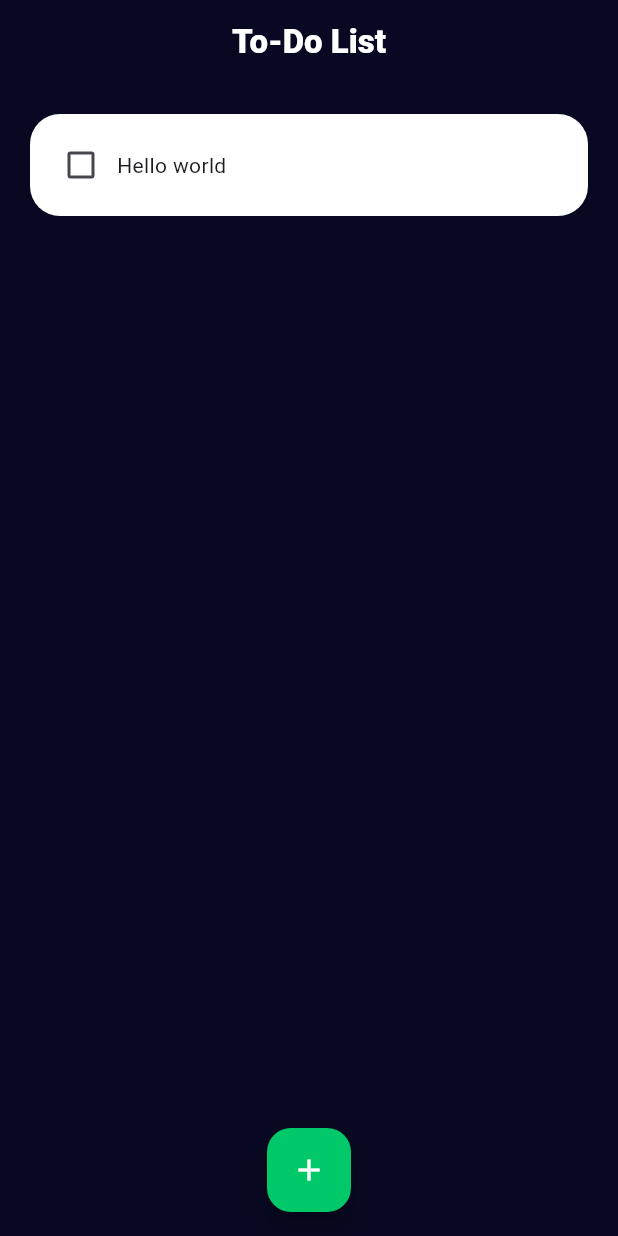
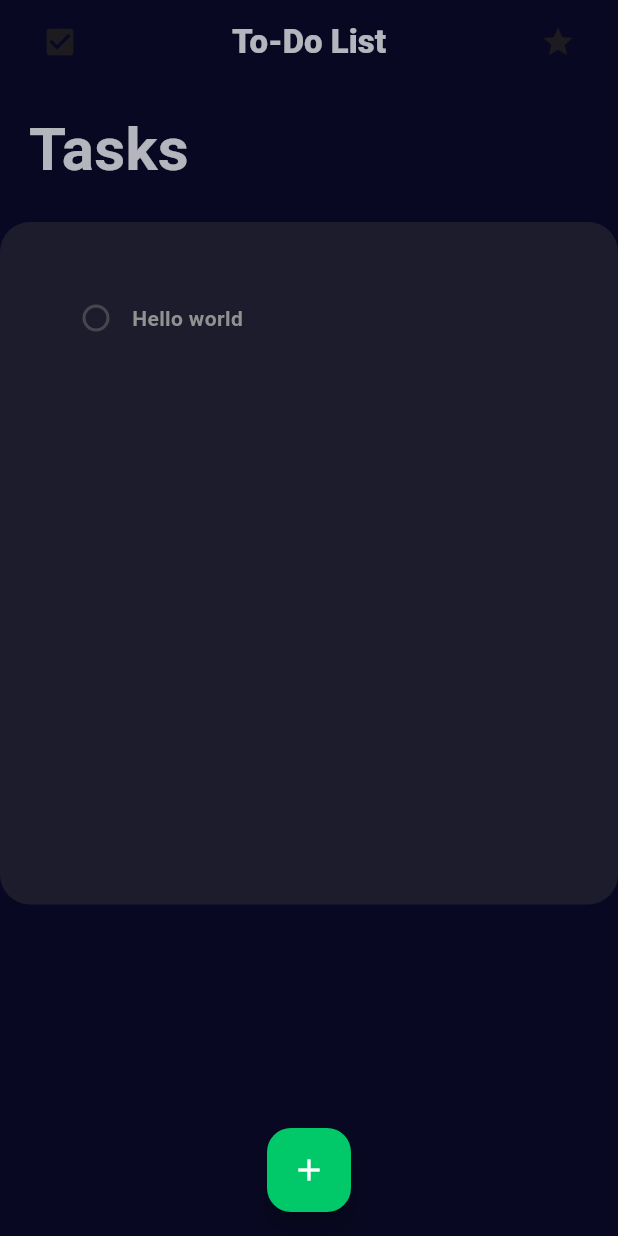
Before and after one commit to CodeIE000/To_Do_List, a Flutter app: the screen it shows after launch, after a tap on "Be Productive!", on a phone screen of 412 x 824 dp. Run offline on Flutter 3.47's test engine with Material 3 defaults, Android fonts, the phone set to English and light mode, and no system bars; drawn by our look-alikes of flutter_slidable.

Commit message:
added favorite and checked tasks pages

```diff
--- /dev/null
+++ b/lib/pages/favorites.dart
@@ -0,0 +1,15 @@
+import 'package:flutter/material.dart';
+
+class Favorites extends StatefulWidget {
+  const Favorites({super.key});
+
+  @override
+  State<Favorites> createState() => _FavoritesState();
+}
+
+class _FavoritesState extends State<Favorites> {
+  @override
+  Widget build(BuildContext context) {
+    return const Placeholder();
+  }
+}
--- /dev/null
+++ b/lib/pages/finished_tasks.dart
@@ -0,0 +1,15 @@
+import 'package:flutter/material.dart';
+
+class FinishedTasks extends StatefulWidget {
+  const FinishedTasks({super.key});
+
+  @override
+  State<FinishedTasks> createState() => _FinishedTasksState();
+}
+
+class _FinishedTasksState extends State<FinishedTasks> {
+  @override
+  Widget build(BuildContext context) {
+    return const Placeholder();
+  }
+}
--- a/lib/pages/home.dart
+++ b/lib/pages/home.dart
@@ -1,4 +1,6 @@
 import 'package:flutter/material.dart';
+import 'package:todolist_app/pages/favorites.dart';
+import 'package:todolist_app/pages/finished_tasks.dart';
 import 'package:todolist_app/theme/colors.dart';
 import 'package:todolist_app/utilities/dialog_box.dart';
 import 'package:todolist_app/utilities/list_box.dart';
@@ -64,16 +66,60 @@ class _HomeState extends State<Home> {
           backgroundColor: Colors.transparent,
           elevation: 0,
           automaticallyImplyLeading: false,
-        title: const Center(
-          child: Text(
+          title: Row(
+            mainAxisAlignment: MainAxisAlignment.spaceBetween,
+            children: [
+              IconButton(
+                onPressed: () => Navigator.push(
+                  context,
+                  MaterialPageRoute(
+                    builder: (context) => const FinishedTasks(),
+                  ),
+                ),
+                icon: const Icon(
+                  Icons.check_box,
+                ),
+              ),
+              const Text(
                 "To-Do List",
                 style: TextStyle(
-                color: Color.fromRGBO(255, 255, 255, 1),
-                fontWeight: FontWeight.w900),
+                    color: Colors.white70, fontWeight: FontWeight.w900),
+              ),
+              IconButton(
+                onPressed: () => Navigator.push(
+                  context,
+                  MaterialPageRoute(
+                    builder: (context) => const Favorites(),
                   ),
                 ),
+                icon: const Icon(
+                  Icons.star,
                 ),
-      body: ListView.builder(
+              ),
+            ],
+          )),
+      body: Column(
+        crossAxisAlignment: CrossAxisAlignment.start,
+        children: [
+          const SizedBox(
+            height: 15,
+          ),
+          const Text(
+            "  Tasks",
+            style: TextStyle(
+                color: Colors.white70,
+                fontSize: 40,
+                fontWeight: FontWeight.bold),
+          ),
+          Padding(
+            padding: const EdgeInsets.symmetric(vertical: 20),
+            child: Container(
+              decoration: BoxDecoration(
+                  color: subBackgroundColor,
+                  borderRadius: BorderRadius.circular(20)),
+              height: 455,
+              padding: const EdgeInsets.all(10),
+              child: ListView.builder(
                 itemCount: listContent.length,
                 itemBuilder: (context, index) => ListBox(
                   checkedBox: listContent[index][0],
@@ -81,6 +127,10 @@ class _HomeState extends State<Home> {
                   onChanged: (value) => checkboxClicked(value, index),
                   deleteTask: (context) => deleteTask(index),
                 ),
+              ),
+            ),
+          ),
+        ],
       ),
       floatingActionButtonLocation: FloatingActionButtonLocation.centerFloat,
       floatingActionButton: FloatingActionButton(
--- a/lib/pages/introduction.dart
+++ b/lib/pages/introduction.dart
@@ -23,7 +23,9 @@ class _IntroductionState extends State<Introduction> {
           const Text(
             "To-Do List",
             style: TextStyle(
-                color: Colors.white, fontSize: 25, fontWeight: FontWeight.w900),
+                color: Colors.white60,
+                fontSize: 25,
+                fontWeight: FontWeight.w900),
           ),
           const SizedBox(height: 20),
           GestureDetector(
@@ -39,8 +41,8 @@ class _IntroductionState extends State<Introduction> {
                   color: objectGreen, borderRadius: BorderRadius.circular(20)),
               child: const Text(
                 "Be Productive!",
-                style:
-                    TextStyle(color: Colors.white, fontWeight: FontWeight.bold),
+                style: TextStyle(
+                    color: Colors.white70, fontWeight: FontWeight.bold),
               ),
             ),
           )
--- a/lib/utilities/dialog_box.dart
+++ b/lib/utilities/dialog_box.dart
@@ -33,7 +33,7 @@ class DialogBox extends StatelessWidget {
               padding: const EdgeInsets.all(5),
               child: TextField(
                 controller: controller,
-                maxLength: 25,
+                maxLength: 30,
                 style: TextStyle(color: textColor),
                 decoration: InputDecoration(
                   filled: true,
--- a/lib/utilities/list_box.dart
+++ b/lib/utilities/list_box.dart
@@ -1,5 +1,6 @@
 import 'package:flutter/material.dart';
 import 'package:flutter_slidable/flutter_slidable.dart';
+import 'package:todolist_app/theme/colors.dart';
 
 class ListBox extends StatefulWidget {
   final bool checkedBox;
@@ -34,20 +35,28 @@ class _ListBoxState extends State<ListBox> {
         child: Container(
           padding: const EdgeInsets.all(10),
           decoration: BoxDecoration(
-            color: Colors.white,
+            color: Colors.transparent,
             borderRadius: BorderRadius.circular(20),
           ),
           child: Row(
             children: [
               // Checkbox
-              Checkbox(
-                value: widget.checkedBox,
-                onChanged: widget.onChanged,
-                activeColor: Colors.black,
+              Theme(
+                data: Theme.of(context).copyWith(
+                  unselectedWidgetColor: textColor,
+                ),
+                child: Checkbox(
+                  shape: CircleBorder(),
+                  value: widget.checkedBox,
+                  onChanged: widget.onChanged,
+                  activeColor: objectGreen,
+                ),
               ),
               Text(
                 widget.taskName,
                 style: TextStyle(
+                    color: widget.checkedBox ? objectGreen : textColor,
+                    fontWeight: FontWeight.bold,
                     decoration: widget.checkedBox
                         ? TextDecoration.lineThrough
                         : TextDecoration.none),
```
Lines whose indentation alone changed are shown as unchanged.
